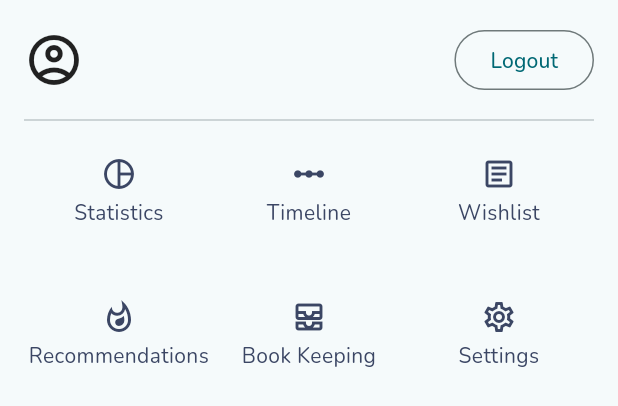
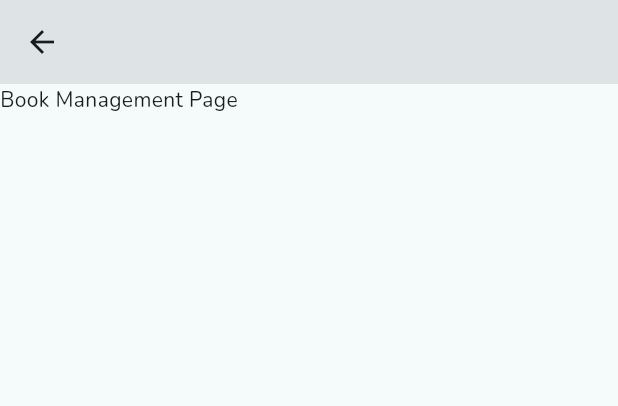
Before and after one commit to shockbytes/DanteX, a Flutter app: the DanteBottomSheet widget shown alone on an empty page, opened directly, after a tap on "Book Keeping", on a phone screen of 412 x 824 dp. Shown: the top 406 px of the screen. Run offline on Flutter 3.47's test engine with Material 3 defaults, Android fonts, the phone set to English and light mode, and no system bars; our stand-ins replace cached_network_image, easy_localization, email_validator, firebase_analytics, firebase_auth, firebase_core and 10 more; accounts and stored records are empty; generated files the repository leaves out were written again; project files that could hold a hidden picture were left out.

Commit message:
Book management page

```diff
--- a/lib/providers/router.dart
+++ b/lib/providers/router.dart
@@ -4,6 +4,7 @@ import 'package:dantex/ui/auth/sign_in_page.dart';
 import 'package:dantex/ui/auth/sign_up_page.dart';
 import 'package:dantex/ui/auth/splash_page.dart';
 import 'package:dantex/ui/home/home_page.dart';
+import 'package:dantex/ui/management/book_management_page.dart';
 import 'package:flutter/material.dart';
 import 'package:flutter_riverpod/flutter_riverpod.dart';
 import 'package:go_router/go_router.dart';
@@ -59,6 +60,27 @@ GoRouter router(Ref ref) {
           ),
         ],
       ),
+      GoRoute(
+        path: BookManagementPage.routeLocation,
+        name: BookManagementPage.routeName,
+        pageBuilder: (context, state) => CustomTransitionPage(
+          key: state.pageKey,
+          child: const BookManagementPage(),
+          transitionsBuilder: (context, animation, secondaryAnimation, child) {
+            const curve = Curves.easeInOut;
+            final curvedAnimation =
+                CurvedAnimation(parent: animation, curve: curve);
+
+            return SlideTransition(
+              position: Tween<Offset>(
+                begin: const Offset(0, 1),
+                end: Offset.zero,
+              ).animate(curvedAnimation),
+              child: child,
+            );
+          },
+        ),
+      ),
     ],
     redirect: (context, state) {
       // If our async state is loading, don't perform redirects, yet
--- a/lib/ui/home/dante_bottom_sheet.dart
+++ b/lib/ui/home/dante_bottom_sheet.dart
@@ -2,9 +2,11 @@ import 'package:dantex/data/auth/user.dart';
 import 'package:dantex/providers/auth.dart';
 import 'package:dantex/providers/firebase.dart';
 import 'package:dantex/ui/core/user_avatar.dart';
+import 'package:dantex/ui/management/book_management_page.dart';
 import 'package:easy_localization/easy_localization.dart';
 import 'package:flutter/material.dart';
 import 'package:flutter_riverpod/flutter_riverpod.dart';
+import 'package:go_router/go_router.dart';
 
 class DanteBottomSheet extends ConsumerWidget {
   const DanteBottomSheet({super.key});
@@ -75,7 +77,9 @@ class DanteBottomSheet extends ConsumerWidget {
                 _MenuItem(
                   text: 'navigation.book-keeping',
                   icon: Icons.all_inbox_outlined,
-                  onItemClicked: () {},
+                  onItemClicked: () async => context.push(
+                    BookManagementPage.routeLocation,
+                  ),
                 ),
                 _MenuItem(
                   text: 'navigation.settings',
--- /dev/null
+++ b/lib/ui/management/book_management_page.dart
@@ -0,0 +1,27 @@
+import 'package:flutter/material.dart';
+import 'package:go_router/go_router.dart';
+
+class BookManagementPage extends StatefulWidget {
+  const BookManagementPage({super.key});
+
+  static String get routeName => 'management';
+  static String get routeLocation => '/management';
+
+  @override
+  State<BookManagementPage> createState() => _BookManagementPageState();
+}
+
+class _BookManagementPageState extends State<BookManagementPage> {
+  @override
+  Widget build(BuildContext context) {
+    return Scaffold(
+      appBar: AppBar(
+        backgroundColor: Theme.of(context).colorScheme.surfaceContainerHighest,
+        leading: BackButton(
+          onPressed: () => context.pop(),
+        ),
+      ),
+      body: const Text('Book Management Page'),
+    );
+  }
+}
```
